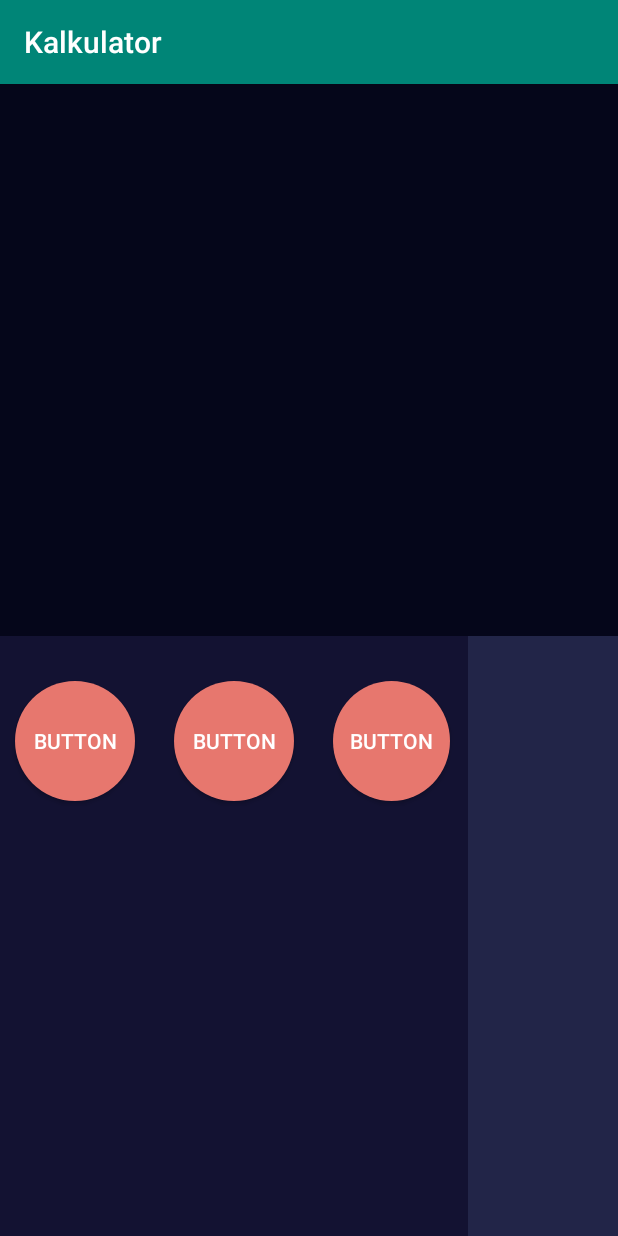
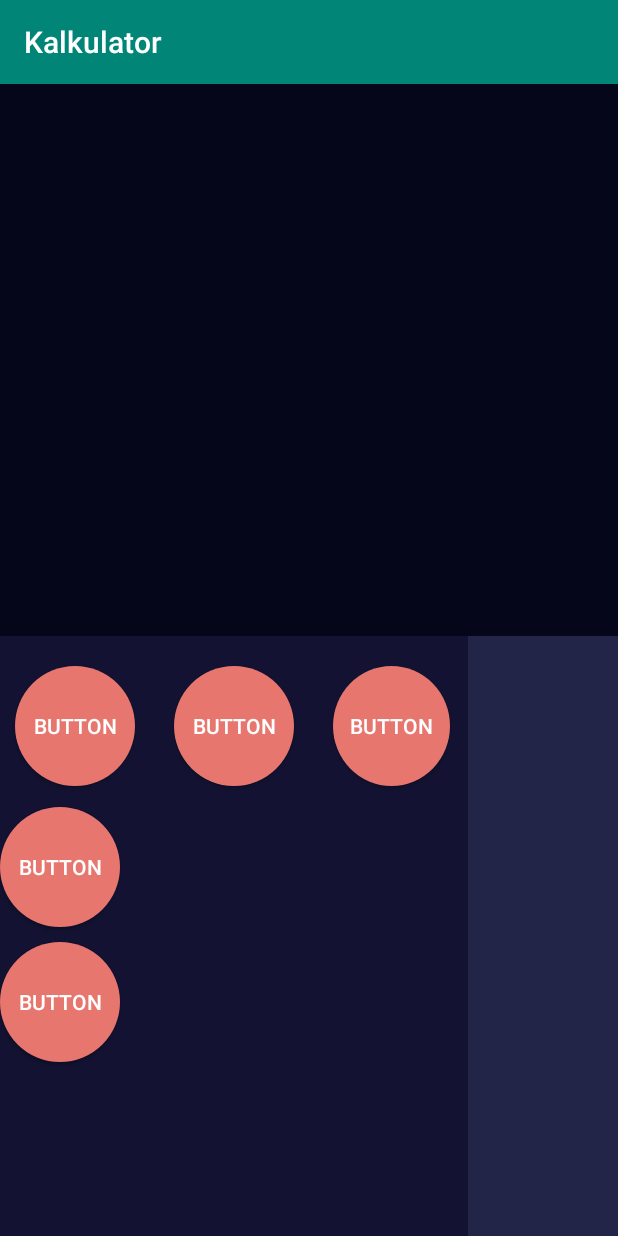
Before and after one commit to dewisekar/PBB_Tugas2_Kalkulator, an Android app: the screen it shows after launch (MainActivity), on a phone screen of 412 x 824 dp. Run offline under Robolectric (Android 15) with nearby library versions, the phone set to English and light mode, and no system bars.

Commit message:
update dikit

```diff
--- a/app/src/main/res/layout/activity_main.xml
+++ b/app/src/main/res/layout/activity_main.xml
@@ -18,12 +18,15 @@
         android:background="#131232">
 
         <Button
-            android:id="@+id/button5"
+            android:id="@+id/button10"
             android:layout_width="80dp"
             android:layout_height="80dp"
             android:layout_alignParentTop="true"
-            android:layout_centerInParent="true"
-            android:layout_marginTop="30dp"
+            android:layout_marginTop="20dp"
+            android:layout_marginEnd="26dp"
+            android:layout_marginRight="26dp"
+            android:layout_toStartOf="@+id/button5"
+            android:layout_toLeftOf="@+id/button5"
             android:background="@drawable/tombol_angka"
             android:text="Button"
             android:textColor="#FFFFFF" />
@@ -37,7 +40,7 @@
             android:layout_alignParentRight="true"
             android:layout_marginStart="26dp"
             android:layout_marginLeft="26dp"
-            android:layout_marginTop="30dp"
+            android:layout_marginTop="20dp"
             android:layout_marginEnd="12dp"
             android:layout_marginRight="12dp"
             android:layout_toEndOf="@+id/button5"
@@ -47,15 +50,40 @@
             android:textColor="#FFFFFF" />
 
         <Button
-            android:id="@+id/button10"
+            android:id="@+id/button5"
             android:layout_width="80dp"
             android:layout_height="80dp"
             android:layout_alignParentTop="true"
-            android:layout_marginTop="30dp"
+            android:layout_centerInParent="true"
+            android:layout_marginTop="20dp"
+            android:background="@drawable/tombol_angka"
+            android:text="Button"
+            android:textColor="#FFFFFF" />
+
+        <Button
+            android:id="@+id/button12"
+            android:layout_width="80dp"
+            android:layout_height="80dp"
+            android:layout_below="@+id/button10"
+            android:layout_marginTop="14dp"
             android:layout_marginEnd="26dp"
             android:layout_marginRight="26dp"
-            android:layout_toStartOf="@+id/button5"
-            android:layout_toLeftOf="@+id/button5"
+            android:layout_toStartOf="@+id/button13"
+            android:layout_toLeftOf="@+id/button13"
+            android:background="@drawable/tombol_angka"
+            android:text="Button"
+            android:textColor="#FFFFFF" />
+
+        <Button
+            android:id="@+id/button14"
+            android:layout_width="80dp"
+            android:layout_height="80dp"
+            android:layout_below="@+id/button12"
+            android:layout_marginTop="10dp"
+            android:layout_marginEnd="7dp"
+            android:layout_marginRight="7dp"
+            android:layout_toStartOf="@+id/button13"
+            android:layout_toLeftOf="@+id/button13"
             android:background="@drawable/tombol_angka"
             android:text="Button"
             android:textColor="#FFFFFF" />
```
